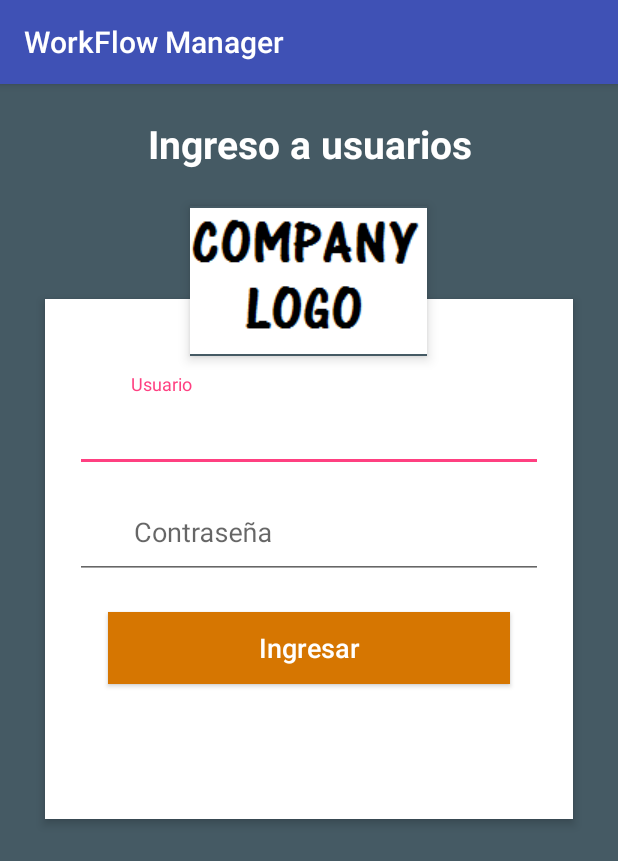
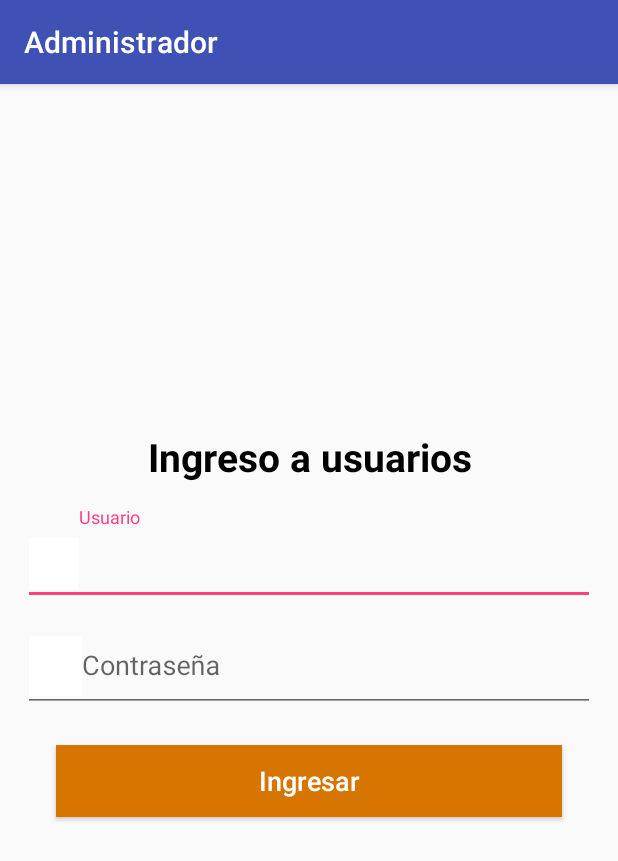
Before and after one commit to ozkrpy/AndroidStudioProjects, an Android app: the screen it shows after launch (LoginActivity), on a phone screen of 412 x 824 dp. Shown: the top 861 px of the screen. Run offline under Robolectric (Android 15) with nearby library versions, the phone set to English and light mode, and no system bars.

Commit message:
Modificacion Login Layout

```diff
--- a/WorkFlowManager/app/src/main/res/layout/activity_login.xml
+++ b/WorkFlowManager/app/src/main/res/layout/activity_login.xml
@@ -1,10 +1,11 @@
 <?xml version="1.0" encoding="utf-8"?>
-<RelativeLayout xmlns:android="http://schemas.android.com/apk/res/android"
+<LinearLayout xmlns:android="http://schemas.android.com/apk/res/android"
     android:layout_width="match_parent"
     android:layout_height="match_parent"
-    android:background="#455A64"
+    android:gravity="center"
     android:orientation="vertical"
-    android:scrollbarAlwaysDrawVerticalTrack="true">
+    android:paddingLeft="15dp"
+    android:paddingRight="15dp">
 
     <TextView
         android:id="@+id/login_title"
@@ -14,41 +15,23 @@
         android:layout_marginTop="22dp"
         android:gravity="center_horizontal"
         android:text="@string/ingreso"
-        android:textColor="#fff"
+        android:textColor="#000"
         android:textSize="26sp"
         android:textStyle="bold" />
-
-    <RelativeLayout
-        android:layout_width="fill_parent"
-        android:layout_height="wrap_content"
-        android:layout_below="@+id/login_title"
-        android:layout_marginLeft="30dp"
-        android:layout_marginRight="30dp"
-        android:layout_marginTop="70dp"
-        android:background="#fff"
-        android:elevation="4dp"
-        android:orientation="vertical"
-        android:padding="20dp">
-
-        <LinearLayout
-            android:layout_width="fill_parent"
-            android:layout_height="wrap_content"
-            android:orientation="vertical"
-            android:paddingTop="30dp">
 
     <android.support.design.widget.TextInputLayout
         android:layout_width="match_parent"
         android:layout_height="wrap_content">
 
         <EditText
+            android:id="@+id/editText_user"
             android:layout_width="fill_parent"
             android:layout_height="wrap_content"
             android:drawableStart="@drawable/user"
             android:drawableTint="#FFF"
-                    android:singleLine="true"
+            android:fontFamily="sans-serif"
             android:hint="@string/user_hint"
-                    android:fontFamily="sans-serif"
-                    android:id="@+id/editText_user" />
+            android:singleLine="true" />
     </android.support.design.widget.TextInputLayout>
 
     <android.support.design.widget.TextInputLayout
@@ -56,18 +39,20 @@
         android:layout_height="wrap_content">
 
         <EditText
+            android:id="@+id/editText_pass"
             android:layout_width="fill_parent"
             android:layout_height="wrap_content"
             android:layout_marginTop="16dp"
-                    android:singleLine="true"
             android:drawableStart="@drawable/lock"
             android:drawableTint="#FFF"
+            android:fontFamily="sans-serif"
             android:hint="@string/pass_hint"
-                    android:fontFamily="sans-serif"
-                    android:id="@+id/editText_pass"/>
+            android:password="true"
+            android:singleLine="true" />
     </android.support.design.widget.TextInputLayout>
 
     <Button
+        android:id="@+id/button_ingresar"
         android:layout_width="fill_parent"
         android:layout_height="wrap_content"
         android:layout_margin="22dp"
@@ -75,28 +60,13 @@
         android:text="@string/login_button"
         android:textAllCaps="false"
         android:textColor="#fff"
-                android:textSize="18sp"
-                android:id="@+id/button_ingresar"/>
+        android:textSize="18sp" />
 
     <ProgressBar
+        android:id="@+id/progressBar_ejecucion"
         android:layout_width="wrap_content"
         android:layout_height="wrap_content"
-                android:visibility="invisible"
         android:layout_gravity="center"
-                android:id="@+id/progressBar_ejecucion"/>
+        android:visibility="invisible" />
+
 </LinearLayout>
-    </RelativeLayout>
-
-    <ImageButton
-        android:id="@+id/user_profile_photo"
-        android:layout_width="wrap_content"
-        android:layout_height="100dp"
-        android:layout_below="@+id/login_title"
-        android:layout_centerHorizontal="true"
-        android:layout_marginTop="8dp"
-        android:background="#455A64"
-        android:elevation="5dp"
-        android:src="@drawable/logo" />
-
-
-</RelativeLayout>
--- a/WorkFlowManager/app/src/main/res/values/strings.xml
+++ b/WorkFlowManager/app/src/main/res/values/strings.xml
@@ -1,6 +1,5 @@
 <resources>
-    <string name="app_name">WorkFlow Manager</string>
-    <string name="action_settings">Settings</string>
+    <string name="app_name">Administrador</string>
     <string name="drawer_open">Open</string>
     <string name="drawer_close">Close</string>
     <string name="ingreso">Ingreso a usuarios</string>
@@ -37,7 +36,4 @@
     <string name="menu_item_ajustes">Ajustes</string>
     <string name="menu_item_salir">Salir</string>
     <string name="menu_item_preferencias">Preferencias</string>
-
-
-
 </resources>
```
Lines whose indentation alone changed are shown as unchanged.
